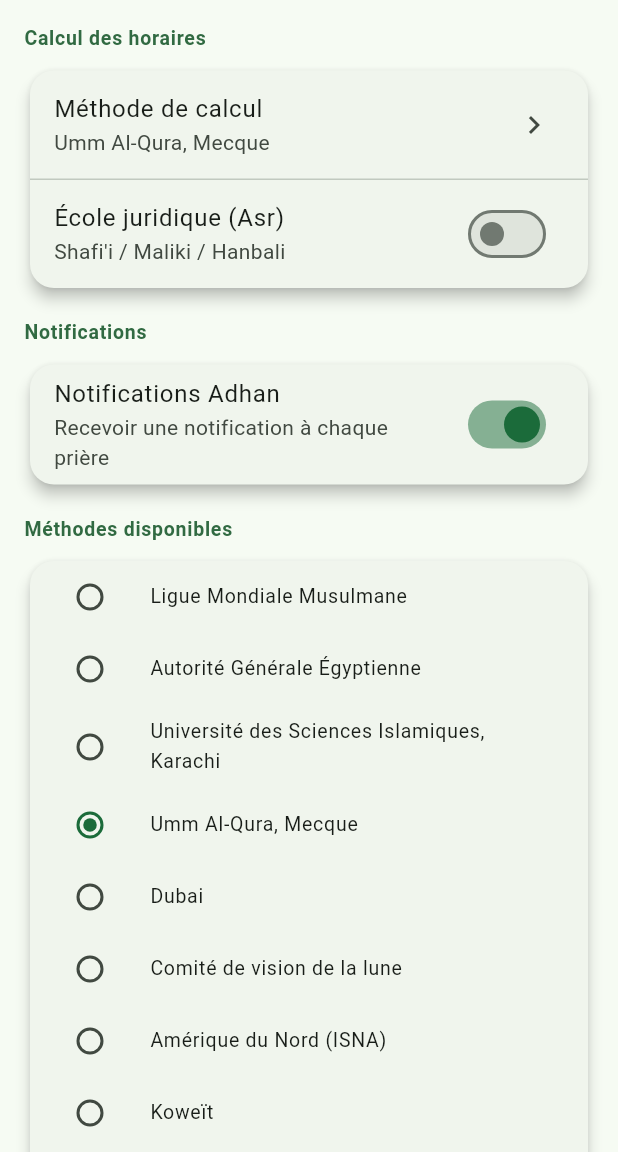
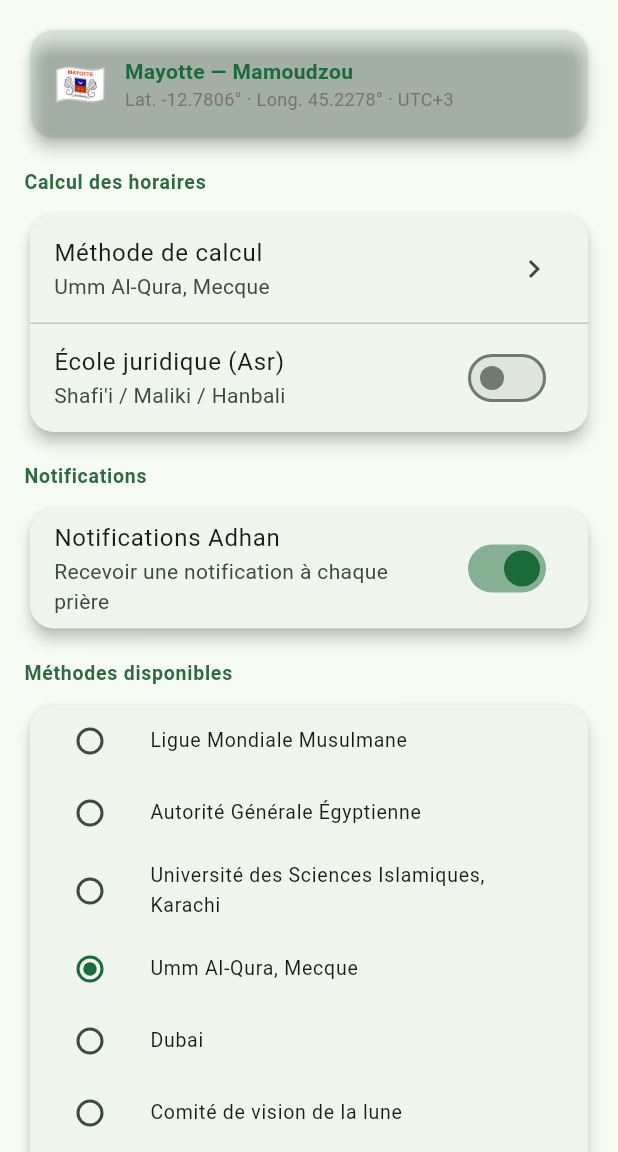
Before and after one commit to Curry-976/salah, a Flutter app: the SettingsScreen screen opened directly, on a phone screen of 412 x 824 dp, the part 84-1236 px from its top. Run offline on Flutter 3.47's test engine with Material 3 defaults, Android fonts, the phone set to English and light mode, and no system bars; our stand-ins replace adhan, flutter_compass, flutter_local_notifications, shared_preferences, timezone; missing offline and left inert: flutter_qiblah; accounts and stored records are empty.

Commit message:
feat: dédie l'app à Mayotte — position fixe Mamoudzou, suppression GPS

```diff
--- a/lib/main.dart
+++ b/lib/main.dart
@@ -40,7 +40,7 @@ class SalahApp extends StatelessWidget {
   @override
   Widget build(BuildContext context) {
     return MaterialApp(
-      title: 'Salah',
+      title: 'Salah Mayotte',
       debugShowCheckedModeBanner: false,
       theme: AppTheme.lightTheme,
       darkTheme: AppTheme.darkTheme,
--- a/lib/screens/settings_screen.dart
+++ b/lib/screens/settings_screen.dart
@@ -2,7 +2,6 @@ import 'package:flutter/material.dart';
 import 'package:provider/provider.dart';
 import 'package:adhan/adhan.dart';
 import '../services/prayer_service.dart';
-import '../services/location_service.dart';
 import '../models/prayer_model.dart';
 import '../utils/theme.dart';
 
@@ -19,6 +18,8 @@ class SettingsScreen extends StatelessWidget {
       body: ListView(
         padding: const EdgeInsets.all(16),
         children: [
+          _MayotteInfoCard(),
+          const SizedBox(height: 16),
           _SectionHeader('Calcul des horaires'),
           Card(
             child: Column(
@@ -32,8 +33,8 @@ class SettingsScreen extends StatelessWidget {
                 const Divider(height: 1),
                 ListTile(
                   title: const Text('École juridique (Asr)'),
-                  subtitle:
-                      Text(settings.madhab == Madhab.hanafi ? 'Hanafi' : 'Shafi\'i / Maliki / Hanbali'),
+                  subtitle: Text(
+                      settings.madhab == Madhab.hanafi ? 'Hanafi' : "Shafi'i / Maliki / Hanbali"),
                   trailing: Switch(
                     value: settings.madhab == Madhab.hanafi,
                     activeColor: AppColors.green,
@@ -127,6 +128,42 @@ class SettingsScreen extends StatelessWidget {
   }
 }
 
+class _MayotteInfoCard extends StatelessWidget {
+  @override
+  Widget build(BuildContext context) {
+    return Card(
+      color: AppColors.green.withOpacity(0.1),
+      child: Padding(
+        padding: const EdgeInsets.all(16),
+        child: Row(
+          children: [
+            const Text('🇾🇹', style: TextStyle(fontSize: 28)),
+            const SizedBox(width: 12),
+            Expanded(
+              child: Column(
+                crossAxisAlignment: CrossAxisAlignment.start,
+                children: [
+                  const Text(
+                    'Mayotte — Mamoudzou',
+                    style: TextStyle(
+                      fontWeight: FontWeight.bold,
+                      color: AppColors.green,
+                    ),
+                  ),
+                  Text(
+                    'Lat. -12.7806° · Long. 45.2278° · UTC+3',
+                    style: TextStyle(fontSize: 12, color: Colors.grey[600]),
+                  ),
+                ],
+              ),
+            ),
+          ],
+        ),
+      ),
+    );
+  }
+}
+
 class _MethodPickerSheet extends StatelessWidget {
   final PrayerService prayers;
   const _MethodPickerSheet({required this.prayers});
```
Also changed, not shown: lib/screens/home_screen.dart (+12 -59 lines), lib/services/location_service.dart (+9 -73 lines).
